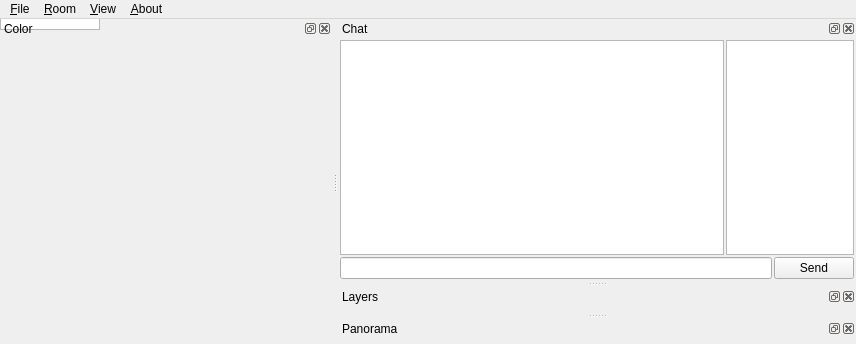
Old version of the form widgets/mainwindow.ui in the repository liuyanghejerry/painttyWidget.
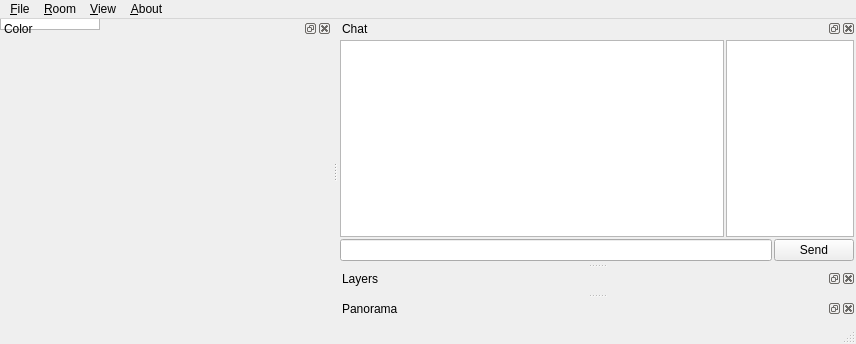
New version of the form. Icons and pictures are not drawn. Custom widgets are drawn as their Qt base class.

Commit message: add: basic use of status bar; update: use ipv6 address of dev server.

Patch:
```diff
--- a/widgets/mainwindow.ui
+++ b/widgets/mainwindow.ui
@@ -239,6 +239,7 @@
     </layout>
    </widget>
   </widget>
+  <widget class="QStatusBar" name="statusBar"/>
   <action name="actionExport_All">
    <property name="text">
     <string>Export All to File</string>
```
The commit also changes 2 other files.
